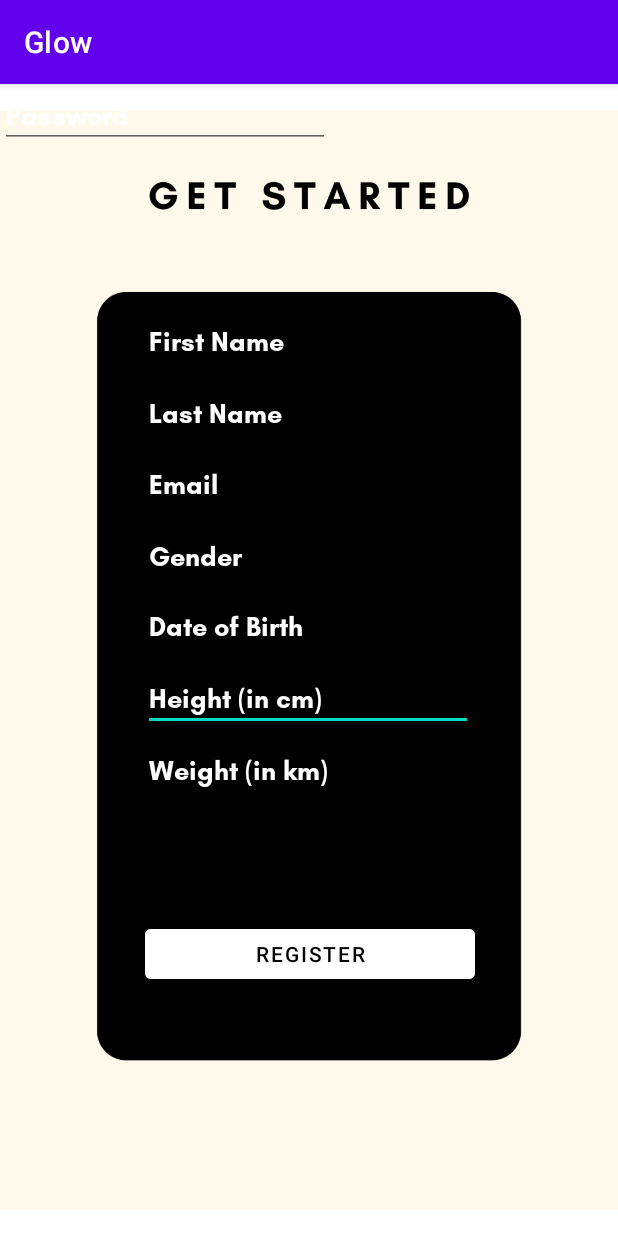
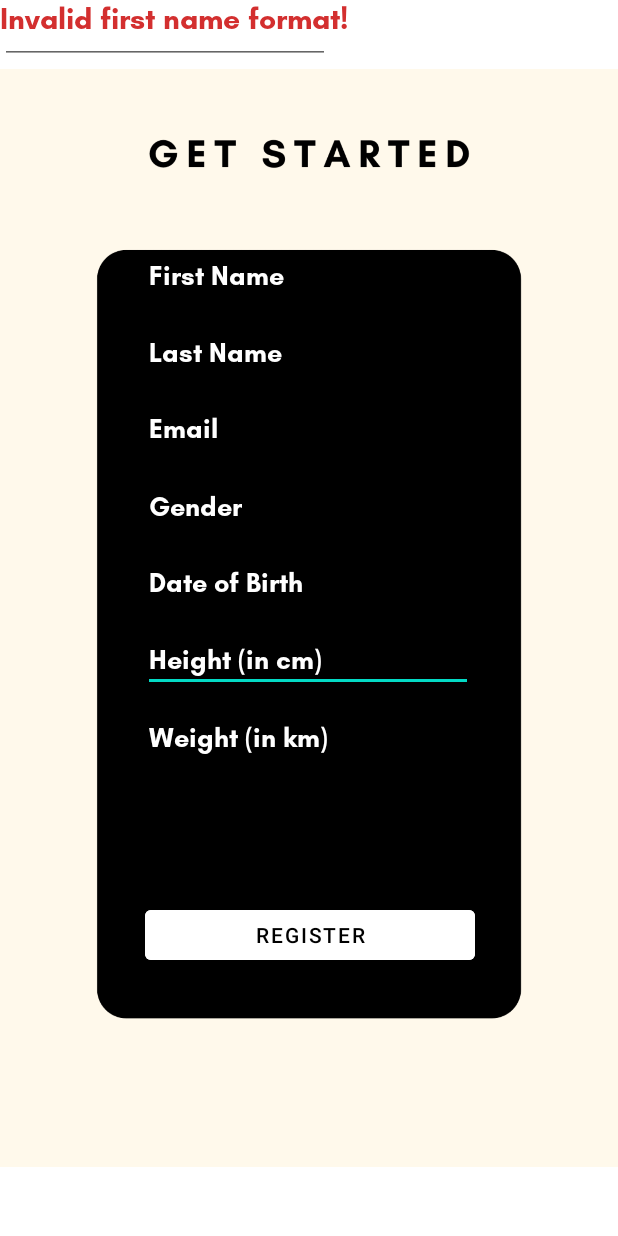
Before and after one commit to chloegem/MobileFinalProject, an Android app: the Register screen opened directly, with no data from a screen before it, after a tap on "REGISTER", on a phone screen of 412 x 824 dp. Run offline under Robolectric (Android 15) with nearby library versions, the phone set to English and light mode, and no system bars.

Commit message:
Register activity complete

```diff
--- a/Frontend/app/src/main/java/com/example/glow/Login.java
+++ b/Frontend/app/src/main/java/com/example/glow/Login.java
@@ -12,10 +12,8 @@ import android.widget.Button;
 import android.widget.EditText;
 import android.widget.TextView;
 import android.widget.Toast;
-
 import org.json.JSONArray;
 import org.json.JSONObject;
-
 import java.io.BufferedReader;
 import java.io.BufferedWriter;
 import java.io.InputStream;
--- a/Frontend/app/src/main/java/com/example/glow/Register.java
+++ b/Frontend/app/src/main/java/com/example/glow/Register.java
@@ -2,8 +2,11 @@ package com.example.glow;
 
 import androidx.appcompat.app.AppCompatActivity;
 
+import android.os.AsyncTask;
 import android.os.Bundle;
+import android.view.View;
 import android.widget.EditText;
+import android.widget.TextView;
 
 import java.io.BufferedReader;
 import java.io.BufferedWriter;
@@ -14,25 +17,30 @@ import java.io.OutputStreamWriter;
 import java.net.HttpURLConnection;
 import java.net.URL;
 import java.net.URLEncoder;
+import java.text.SimpleDateFormat;
+import java.util.Date;
+import java.util.regex.Matcher;
+import java.util.regex.Pattern;
 
 public class Register extends AppCompatActivity {
 
     EditText fname, lname, email,dob, gender, height,weight,pass;
-
+    TextView text;
+    public class DownloadTask extends AsyncTask<String, Void, String> {
         protected String doInBackground(String... params) {
             String first_name = params[0];
-        String last_name= params[1];
-        String email= params[2];
-        String date_of_birth= params[3];
-        String gender= params[4];
-        String password= params[5];
-        String height= params[6];
-        String weight= params[7];
+            String last_name = params[1];
+            String email = params[2];
+            String date_of_birth = params[3];
+            String gender = params[4];
+            String password = params[5];
+            String height = params[6];
+            String weight = params[7];
 
             URL url;
             HttpURLConnection http;
 
-        try{
+            try {
                 url = new URL(params[8]);
                 http = (HttpURLConnection) url.openConnection();
 
@@ -41,7 +49,7 @@ public class Register extends AppCompatActivity {
                 http.setDoOutput(true);
                 OutputStream out_stream = http.getOutputStream();
                 BufferedWriter bw = new BufferedWriter(new OutputStreamWriter(out_stream, "UTF-8"));
-            String post1 = URLEncoder.encode("first_name", "UTF-8")+"="+ URLEncoder.encode(first_name, "UTF-8")+"&"+URLEncoder.encode("last_name", "UTF-8")+"="+ URLEncoder.encode(last_name, "UTF-8")+"&"+URLEncoder.encode("email", "UTF-8")+"="+ URLEncoder.encode(email, "UTF-8")+"&"+URLEncoder.encode("date_of_birth", "UTF-8")+"="+ URLEncoder.encode(date_of_birth, "UTF-8")+"&"+URLEncoder.encode("gender", "UTF-8")+"="+ URLEncoder.encode(gender, "UTF-8")+"&"+URLEncoder.encode("password", "UTF-8")+"="+ URLEncoder.encode(password, "UTF-8")+"&"+URLEncoder.encode("height", "UTF-8")+"="+ URLEncoder.encode(height, "UTF-8")+"&"+URLEncoder.encode("weight", "UTF-8")+"="+ URLEncoder.encode(weight, "UTF-8");
+                String post1 = URLEncoder.encode("first_name", "UTF-8") + "=" + URLEncoder.encode(first_name, "UTF-8") + "&" + URLEncoder.encode("last_name", "UTF-8") + "=" + URLEncoder.encode(last_name, "UTF-8") + "&" + URLEncoder.encode("email", "UTF-8") + "=" + URLEncoder.encode(email, "UTF-8") + "&" + URLEncoder.encode("date_of_birth", "UTF-8") + "=" + URLEncoder.encode(date_of_birth, "UTF-8") + "&" + URLEncoder.encode("gender", "UTF-8") + "=" + URLEncoder.encode(gender, "UTF-8") + "&" + URLEncoder.encode("password", "UTF-8") + "=" + URLEncoder.encode(password, "UTF-8") + "&" + URLEncoder.encode("height", "UTF-8") + "=" + URLEncoder.encode(height, "UTF-8") + "&" + URLEncoder.encode("weight", "UTF-8") + "=" + URLEncoder.encode(weight, "UTF-8");
                 bw.write(post1);
                 bw.flush();
                 bw.close();
@@ -50,23 +58,87 @@ public class Register extends AppCompatActivity {
                 BufferedReader br = new BufferedReader(new InputStreamReader(in_stream, "iso-8859-1"));
                 String result = "";
                 String line = "";
-            while((line = br.readLine())!= null){
+                while ((line = br.readLine()) != null) {
                     result += line;
                 }
                 br.close();
                 in_stream.close();
                 http.disconnect();
                 return result;
-        }
-        catch(Exception e){
+            } catch (Exception e) {
                 e.printStackTrace();
                 return null;
             }
         }
-
+    }
     @Override
     protected void onCreate(Bundle savedInstanceState) {
         super.onCreate(savedInstanceState);
         setContentView(R.layout.activity_register);
+        getSupportActionBar().hide();
+        fname = (EditText) findViewById(R.id.fname_register);
+        lname = (EditText) findViewById(R.id.lname_register);
+        email = (EditText) findViewById(R.id.email_register);
+        gender = (EditText) findViewById(R.id.gender_register);
+        dob = (EditText)findViewById(R.id.dob_register);
+        height = (EditText) findViewById(R.id.height_register);
+        weight = (EditText) findViewById(R.id.weight_register);
+        pass = (EditText) findViewById(R.id.pass_register);
+        text = (TextView) findViewById(R.id.text_signup);
+
+    }
+
+    public void onClick(View view){
+            String entered_first_name = fname.getText().toString();
+            String entered_last_name = lname.getText().toString();
+            String entered_email = email.getText().toString();
+            String entered_password = pass.getText().toString();
+            String entered_gender = gender.getText().toString();
+            String entered_birth = dob.getText().toString();
+            String entered_weight = weight.getText().toString();
+            String entered_height = height.getText().toString();
+            String output = text.getText().toString();
+
+            if(!entered_first_name.matches( "[a-zA-Z]*" ) || entered_first_name.length() == 0){
+                text.setText("Invalid first name format!");
+            }else if(!entered_last_name.matches( "[a-zA-z]+([ '-][a-zA-Z]+)*" ) || entered_last_name.length() == 0){
+                text.setText("Invalid last name format!");
+            }else if(!(entered_email.matches("[a-zA-Z0-9._-]+@[a-z]+\\.+[a-z]+") || !(entered_email.matches("[a-zA-Z0-9._-]+@[a-z]+\\.+[a-z]+\\.+[a-z]") || entered_email.length() == 0))){
+                text.setText("Invalid email format!");
+            }else if(entered_password.length()<8 || !isValidPassword(entered_password)){
+                text.setText("Password must contain minimum 8 characters at least 1 Alphabet, 1 Number and 1 Special Character");
+            }else if(!isValidDate(entered_birth) || entered_birth.length() == 0){
+                text.setText("Invalid birth date format! Make sure it will be of the form dd/MM/yyyy");
+            }else if(!entered_gender.equalsIgnoreCase("male") && !entered_gender.equalsIgnoreCase("female") && !entered_gender.equalsIgnoreCase("none")){
+                text.setText("Invalid gender format! Please enter female, male or none");
+            }else if(!entered_height.matches( "[0-9]*" ) || entered_height.length() == 0){
+                text.setText("Invalid height format!");
+            }else if(!entered_weight.matches( "[0-9]*" ) || entered_weight.length() == 0) {
+                text.setText("Invalid weight format!");
+            }else{
+                String url = "http://192.168.106.1/MobileFinal/Backend/signup.php";
+                DownloadTask register_task = new DownloadTask();
+                register_task.execute(entered_first_name, entered_last_name, entered_email, entered_birth, entered_gender, entered_password,entered_height, entered_weight, url);
             }
         }
+
+    public static boolean isValidDate(String str){
+        SimpleDateFormat sdf = new SimpleDateFormat("dd/MM/yyyy");
+        sdf.setLenient(false);
+        try {
+            Date d1 = sdf.parse(str);
+            return true;
+        } catch (Exception e) {
+            return false;
+        }
+    }
+
+    public static boolean isValidPassword(final String password) {
+        Pattern pattern;
+        Matcher matcher;
+        final String PASSWORD_PATTERN = "^(?=.*[0-9])(?=.*[A-Z])(?=.*[@#$%^&+=!])(?=\\S+$).{4,}$";
+        pattern = Pattern.compile(PASSWORD_PATTERN);
+        matcher = pattern.matcher(password);
+        return matcher.matches();
+    }
+}
--- a/Frontend/app/src/main/res/layout/activity_register.xml
+++ b/Frontend/app/src/main/res/layout/activity_register.xml
@@ -180,4 +180,17 @@
         tools:layout_editor_absoluteX="97dp"
         tools:layout_editor_absoluteY="457dp" />
 
+    <TextView
+        android:id="@+id/text_signup"
+        android:layout_width="264dp"
+        android:layout_height="47dp"
+        android:fontFamily="@font/glacialindifferencebold"
+        android:textColor="#D32F2F"
+        android:textColorHighlight="#D32F2F"
+        android:textColorHint="#D32F2F"
+        android:textColorLink="#D32F2F"
+        android:textSize="20sp"
+        tools:layout_editor_absoluteX="73dp"
+        tools:layout_editor_absoluteY="646dp" />
+
 </androidx.constraintlayout.widget.ConstraintLayout>
```
Lines whose indentation alone changed are shown as unchanged.
